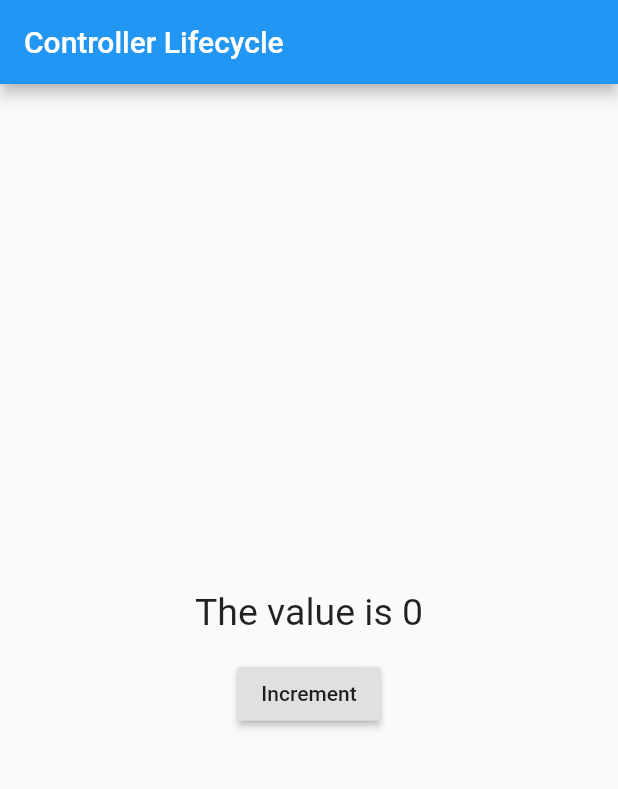
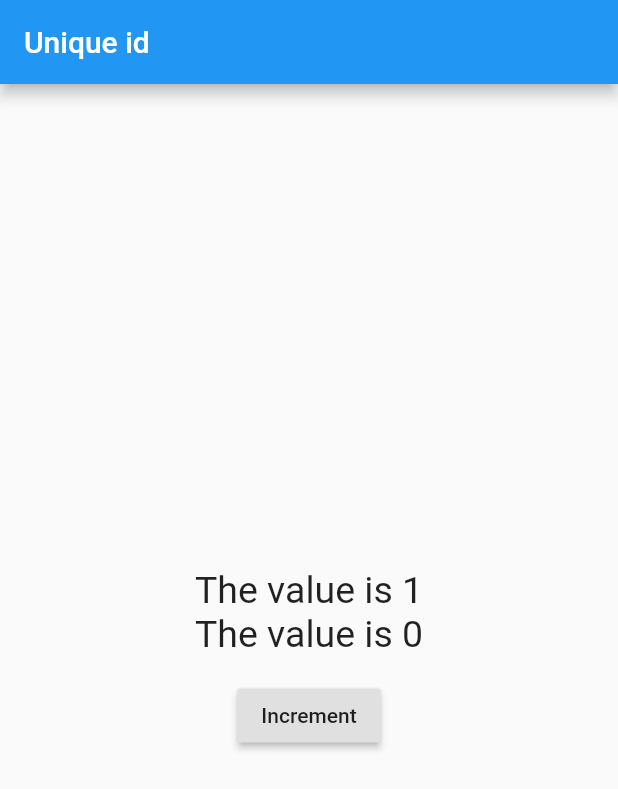
Before and after one commit to tamimiskhan/getx_flutter, a Flutter app: the screen it shows after launch, after a tap on "Increment", on a phone screen of 412 x 824 dp. Shown: the top 789 px of the screen. Run offline on Flutter 3.47's test engine with Material 2 defaults, Android fonts, the phone set to English and light mode, and no system bars; our stand-ins replace get.

Commit message:
Getx unique id state management.

```diff
--- a/lib/main.dart
+++ b/lib/main.dart
@@ -10,15 +10,15 @@ class MyApp extends StatelessWidget {
 //If init property us not used Getx<Type of controller > then
 //create the instance of controller as follow
 
-   MyController myController = Get.put(MyController());
+  MyController myController = Get.put(MyController());
 
   @override
   Widget build(BuildContext context) {
     return GetMaterialApp(
-      title: "Controller Lifecycle",
+      title: "Unique id",
       home: Scaffold(
         appBar: AppBar(
-          title: Text("Controller Lifecycle"),
+          title: Text("Unique id"),
         ),
         body: Center(
           child: Column(
@@ -26,8 +26,19 @@ class MyApp extends StatelessWidget {
             crossAxisAlignment: CrossAxisAlignment.center,
             children: [
               GetBuilder<MyController>(
-             //   initState: (data)=>myController.increment(),
-              //  dispose: (_)=>myController.cleanUpTask(),
+                id: 'txtCount',
+                //   initState: (data)=>myController.increment(),
+                //  dispose: (_)=>myController.cleanUpTask(),
+
+                builder: (controller) {
+                  return Text("The value is ${controller.count}",
+                      style: TextStyle(fontSize: 25));
+                },
+              ),
+              GetBuilder<MyController>(
+
+                //   initState: (data)=>myController.increment(),
+                //  dispose: (_)=>myController.cleanUpTask(),
 
                 builder: (controller) {
                   return Text("The value is ${controller.count}",
@@ -39,10 +50,10 @@ class MyApp extends StatelessWidget {
               ),
               RaisedButton(
                 onPressed: () {
-                 // myController.increment();
+                  // myController.increment();
 
                   //If instance of controller not create at top
-                   Get.find<MyController>().increment();
+                  Get.find<MyController>().increment();
                 },
                 child: Text("Increment"),
               )
--- a/lib/my_controller.dart
+++ b/lib/my_controller.dart
@@ -3,26 +3,30 @@ import 'package:get/get.dart';
 class MyController extends GetxController {
   var count = 0;
 
-  void increment() async {
-    await Future<int>.delayed(Duration(seconds: 5));
-    this.count++;
-    update();
+  void increment() {
+   count++;
+    update(['txtCount']);
   }
+// void increment() async {
+//     await Future<int>.delayed(Duration(seconds: 5));
+//     this.count++;
+//     update();
+//   }
 
-  void cleanUpTask(){
-    print("Clean up task");
-  }
+  // void cleanUpTask(){
+  //   print("Clean up task");
+  // }
 
-  //Better approach
-@override
-void onInit(){
-    print("Init Called");
-}
-
-@override
-void onClose(){
-    super.onClose();
-}
+//   //Better approach
+// @override
+// void onInit(){
+//     print("Init Called");
+// }
+//
+// @override
+// void onClose(){
+//     super.onClose();
+// }
 
 
 }
```
